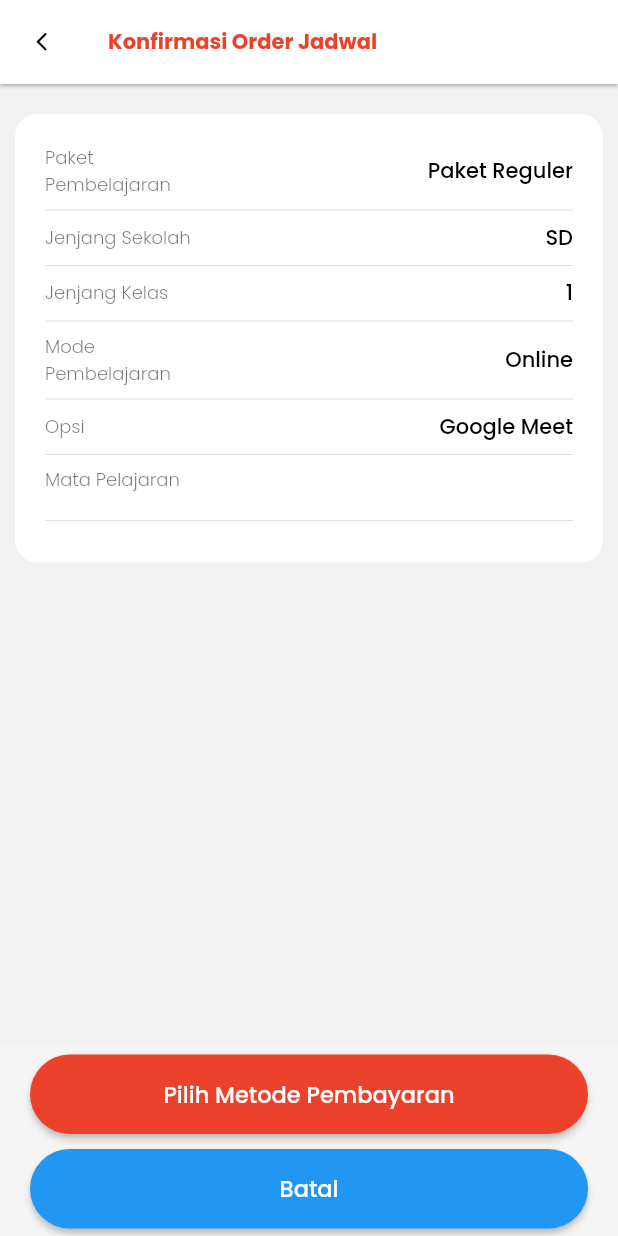
After one commit to Agushm/yessles, a Flutter app: the ConfirmTransactionPage screen opened directly, on a phone screen of 412 x 824 dp. The commit adds this screen. Run offline on Flutter 3.47's test engine with Material 2 defaults, Android fonts, the phone set to English and light mode, and no system bars; our stand-ins replace carousel_slider, flutter_html, flutter_svg, get, google_fonts, transparent_image.

Commit message:
Add Confirmation Transaction

```diff
--- a/lib/core/providers/transaction_provider.dart
+++ b/lib/core/providers/transaction_provider.dart
@@ -13,11 +13,13 @@ class TransactionProvider with ChangeNotifier {
 
   void changeSelectedPaket(Map data) {
     selectedPaket = data;
+
     notifyListeners();
   }
 
   void changeSelectedClass(Map data) {
     selectedClass = data;
+    selectedNumberClass = selectedClass!['list_class'][0];
     notifyListeners();
   }
 
@@ -31,10 +33,22 @@ class TransactionProvider with ChangeNotifier {
 
   void cancelTransaction() {
     _selectedMapel = [];
-    _selectedTeacher = [
-      null,
-      null,
-      null,
+    _selectedTeacher = _selectedTeacher = [
+      {
+        'teacher': null,
+        'day': teachingDays[0],
+        'sesi': teachingSession[0],
+      },
+      {
+        'teacher': null,
+        'day': teachingDays[0],
+        'sesi': teachingSession[0],
+      },
+      {
+        'teacher': null,
+        'day': teachingDays[0],
+        'sesi': teachingSession[0],
+      },
     ];
 
     notifyListeners();
@@ -53,15 +67,57 @@ class TransactionProvider with ChangeNotifier {
     }
   }
 
-  List<dynamic> _selectedTeacher = [
-    null,
-    null,
-    null,
+  List<Map> _selectedTeacher = [
+    {
+      'teacher': null,
+      'day': teachingDays[0],
+      'sesi': teachingSession[0],
+    },
+    {
+      'teacher': null,
+      'day': teachingDays[0],
+      'sesi': teachingSession[0],
+    },
+    {
+      'teacher': null,
+      'day': teachingDays[0],
+      'sesi': teachingSession[0],
+    },
   ];
-  List<dynamic> get selectedTeacher => _selectedTeacher;
+  List<Map> get selectedTeacher => _selectedTeacher;
 
   void addSelectedTeacher(int index, Teacher teacher) {
-    _selectedTeacher[index] = teacher;
+    _selectedTeacher[index]['teacher'] = teacher;
     notifyListeners();
   }
+
+  void addSelectedTeachingDays(int index, String data) {
+    _selectedTeacher[index]['days'] = data;
+    notifyListeners();
+  }
+
+  void addSelectedTeachingSession(int index, String data) {
+    _selectedTeacher[index]['sesi'] = data;
+    notifyListeners();
+  }
+
+  // Form 4
+  Map? selectedTeachingMode = {
+    'mode': teachingMode[0],
+    'mode_option': teachingMode[0]['mode_options'][0]
+  };
+
+  void changeSelectedTeachingModeName(Map data) {
+    selectedTeachingMode!['mode'] = data;
+    selectedTeachingMode!['mode_option'] =
+        selectedTeachingMode!['mode']['mode_options'][0];
+    notifyListeners();
+  }
+
+  void changeSelectedTeachingModeOption(String data) {
+    selectedTeachingMode!['mode_option'] = data;
+    notifyListeners();
+  }
+  // End Form
+
 }
--- a/lib/main.dart
+++ b/lib/main.dart
@@ -26,6 +26,7 @@ class MyApp extends StatelessWidget {
         theme: ThemeData.from(
           colorScheme: ColorScheme.light(
             primary: ColorBase.primary,
+
             //secondary: greenColor,
           ),
         ).copyWith(
--- a/lib/ui/pages/constants/strings.dart
+++ b/lib/ui/pages/constants/strings.dart
@@ -205,3 +205,14 @@ List teachingDays = [
 ];
 
 List teachingSession = ['Sesi 1 (16:00 - 17:00)', 'Sesi 2 (18:30 - 19:30)'];
+
+List<Map> teachingMode = [
+  {
+    'mode_name': 'Online',
+    'mode_options': ['Google Meet', 'Zoom', 'Whatsapp Video Call'],
+  },
+  {
+    'mode_name': 'Offline',
+    'mode_options': ['Kantor Yessles', 'Rumah'],
+  },
+];
--- a/lib/ui/pages/home_page.dart
+++ b/lib/ui/pages/home_page.dart
@@ -81,7 +81,7 @@ class _HomePageState extends State<HomePage> {
                             child: Container(
                               margin: EdgeInsets.all(5),
                               width: 300,
-                              height: 200,
+                              height: 210,
                               decoration: BoxDecoration(
                                 color: Colors.white,
                                 borderRadius: BorderRadius.circular(15),
@@ -99,7 +99,7 @@ class _HomePageState extends State<HomePage> {
                                 children: [
                                   Expanded(
                                       child: Container(
-                                    width: 320,
+                                    width: 300,
                                     decoration: BoxDecoration(
                                         borderRadius: BorderRadius.only(
                                           topLeft: Radius.circular(15),
@@ -113,7 +113,7 @@ class _HomePageState extends State<HomePage> {
                                   Container(
                                       alignment: Alignment.centerLeft,
                                       padding: EdgeInsets.symmetric(
-                                          horizontal: 10, vertical: 10),
+                                          horizontal: 10, vertical: 5),
                                       child: Column(
                                         crossAxisAlignment:
                                             CrossAxisAlignment.start,
--- a/lib/ui/pages/pages.dart
+++ b/lib/ui/pages/pages.dart
@@ -24,4 +24,6 @@ part 'transaction/transaction_page.dart';
 part 'transaction/form_transaction_1.dart';
 part 'transaction/form_transaction_2.dart';
 part 'transaction/form_transaction_3.dart';
+part 'transaction/form_transaction_4.dart';
 part 'transaction/transaction_term_page.dart';
+part 'transaction/confirm_transaction_page.dart';
--- a/lib/ui/pages/schedule_page.dart
+++ b/lib/ui/pages/schedule_page.dart
@@ -119,7 +119,7 @@ class _SchedulePageState extends State<SchedulePage> {
           onPressed: () {
             Get.to(TransactionTerm());
           },
-          child: Text('Beli Paket Pembelajaran', style: fontWhite),
+          child: Text('Order Jadwal', style: fontWhite),
         ),
       ),
     );
--- /dev/null
+++ b/lib/ui/pages/transaction/confirm_transaction_page.dart
@@ -0,0 +1,189 @@
+part of '../pages.dart';
+
+class ConfirmTransactionPage extends StatelessWidget {
+  ConfirmTransactionPage();
+  @override
+  Widget build(BuildContext context) {
+    return Scaffold(
+      backgroundColor: ColorBase.grey,
+      appBar: AppBar(
+        elevation: 1,
+        backgroundColor: Colors.white,
+        leading: IconButton(
+          color: Colors.black,
+          icon: Icon(Icons.arrow_back_ios_rounded),
+          iconSize: 15,
+          onPressed: () {
+            Get.back();
+          },
+        ),
+        title: Text(
+          'Konfirmasi Order Jadwal',
+          style: fontBlack.copyWith(
+              fontSize: 14,
+              color: ColorBase.primary,
+              fontWeight: FontWeight.bold),
+        ),
+      ),
+      body: Consumer<TransactionProvider>(
+        builder: (context, prov, _) {
+          return SingleChildScrollView(
+            child: Container(
+              margin: EdgeInsets.fromLTRB(10, 20, 10, 200),
+              padding: EdgeInsets.all(20),
+              decoration: BoxDecoration(
+                color: Colors.white,
+                borderRadius: BorderRadius.circular(15),
+              ),
+              child: Column(
+                children: [
+                  buildDetailTransaction(
+                      title: 'Paket Pembelajaran',
+                      content: prov.selectedPaket!['nama']),
+                  buildDetailTransaction(
+                      title: 'Jenjang Sekolah',
+                      content: prov.selectedClass!['class_name']),
+                  buildDetailTransaction(
+                      title: 'Jenjang Kelas',
+                      content: prov.selectedNumberClass),
+                  buildDetailTransaction(
+                      title: 'Mode Pembelajaran',
+                      content: prov.selectedTeachingMode!['mode']['mode_name']),
+                  buildDetailTransaction(
+                      title: 'Opsi',
+                      content: prov.selectedTeachingMode!['mode_option']),
+                  buildDetailTransactionMapel(),
+                ],
+              ),
+            ),
+          );
+        },
+      ),
+      floatingActionButtonLocation: FloatingActionButtonLocation.centerDocked,
+      floatingActionButton: Container(
+        width: double.infinity,
+        padding: EdgeInsets.symmetric(horizontal: 20, vertical: 5),
+        decoration: BoxDecoration(
+          color: Colors.white30,
+        ),
+        child: Column(
+          mainAxisSize: MainAxisSize.min,
+          children: [
+            Container(
+              width: double.infinity,
+              child: commonButton(
+                btnText: 'Pilih Metode Pembayaran',
+                onPressed: () {
+                  //Get.to(FromTransaction4());
+                },
+              ),
+            ),
+            SizedBox(height: 10),
+            Container(
+              width: double.infinity,
+              child: commonButton(
+                btnText: 'Batal',
+                btnColor: Colors.blue,
+                onPressed: () async {
+                  var confirm = await DialogUtils.instance.showConfirmDialog(
+                      context,
+                      'Batalkan Order Jadwal',
+                      'Yakin untuk membatalkan transaksi ?');
+                  if (confirm!) {
+                    Provider.of<TransactionProvider>(context, listen: false)
+                        .cancelTransaction();
+                    Get.back();
+                    Get.back();
+                    Get.back();
+                    Get.back();
+                    Get.back();
+                  }
+                },
+              ),
+            ),
+          ],
+        ),
+      ),
+    );
+  }
+}
+
+Widget buildDetailTransactionMapel() {
+  return Consumer<TransactionProvider>(
+    builder: (context, prov, _) {
+      return Column(
+        crossAxisAlignment: CrossAxisAlignment.start,
+        children: [
+          Text('Mata Pelajaran',
+              style: fontBlack.copyWith(
+                  color: Colors.black54,
+                  fontSize: 12,
+                  fontWeight: FontWeight.w300)),
+          SizedBox(
+            height: 10,
+          ),
+          Column(
+              children: prov.selectedMapel.map(
+            (e) {
+              var index = prov.selectedMapel.indexOf(e);
+              Teacher teacher = prov.selectedTeacher[index]['teacher'];
+              return Container(
+                padding: EdgeInsets.all(10),
+                margin: EdgeInsets.only(bottom: 10),
+                decoration: BoxDecoration(
+                    border: Border.all(color: Colors.grey),
+                    borderRadius: BorderRadius.circular(10)),
+                child: Column(
+                  crossAxisAlignment: CrossAxisAlignment.start,
+                  children: [
+                    Text('${e['nama_mapel']}',
+                        style: fontBlack.copyWith(
+                            fontSize: 14, fontWeight: FontWeight.w500)),
+                    widgetSelectTeacher(teacher, showIcon: false),
+                    buildDetailTransaction(
+                        title: 'Hari',
+                        content: prov.selectedTeacher[index]['day'],
+                        showDivider: false),
+                    buildDetailTransaction(
+                        title: 'Sesi (Jam)',
+                        content: prov.selectedTeacher[index]['sesi'],
+                        showDivider: false)
+                  ],
+                ),
+              );
+            },
+          ).toList()),
+          Divider(),
+        ],
+      );
+    },
+  );
+}
+
+Widget buildDetailTransaction(
+    {String? title, String? content, bool? showDivider = true}) {
+  return Column(
+    children: [
+      Row(
+        mainAxisAlignment: MainAxisAlignment.spaceBetween,
+        children: [
+          Container(
+            width: 100,
+            child: Text('$title',
+                style: fontBlack.copyWith(
+                    color: Colors.black54,
+                    fontSize: 12,
+                    fontWeight: FontWeight.w300)),
+          ),
+          Expanded(
+            child: Text('$content',
+                textAlign: TextAlign.right,
+                style: fontBlack.copyWith(
+                    fontSize: 14, fontWeight: FontWeight.w500)),
+          ),
+        ],
+      ),
+      showDivider! ? Divider() : SizedBox(),
+    ],
+  );
+}
--- a/lib/ui/pages/transaction/form_transaction_2.dart
+++ b/lib/ui/pages/transaction/form_transaction_2.dart
@@ -39,7 +39,6 @@ class FormTransaction2 extends StatelessWidget {
                     onPressed: () {
                       Provider.of<TransactionProvider>(context, listen: false)
                           .cancelTransaction();
-                      Get.back();
                       Get.back();
                       Get.back();
                     }),
--- a/lib/ui/widgets/review/teacher_widget.dart
+++ b/lib/ui/widgets/review/teacher_widget.dart
@@ -66,7 +66,7 @@ Widget widgetTeacher(Teacher data) {
   );
 }
 
-Widget widgetSelectTeacher(Teacher data) {
+Widget widgetSelectTeacher(Teacher data, {bool showIcon = true}) {
   return Row(
     children: [
       Container(
@@ -107,7 +107,7 @@ Widget widgetSelectTeacher(Teacher data) {
           ],
         ),
       ),
-      Icon(Icons.arrow_forward_ios_rounded),
+      showIcon ? Icon(Icons.arrow_forward_ios_rounded) : SizedBox(),
     ],
   );
 }
```
Also changed, not shown: lib/ui/pages/transaction/form_transaction_3.dart (+30 -15 lines), lib/ui/pages/transaction/form_transaction_4.dart (added, +143 -0 lines), lib/ui/pages/transaction/transaction_page.dart (+9 -2 lines), lib/ui/pages/transaction/transaction_term_page.dart (+7 -2 lines).
